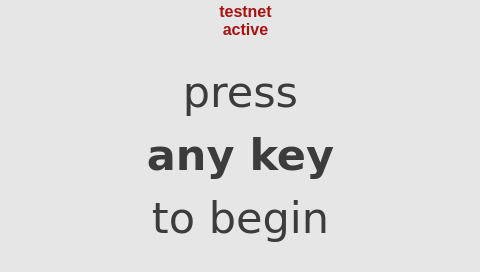
Above: xbterminal/gui/ui.ui from alexykot/xbterminal-firmware before the change. Below: the same form after it.
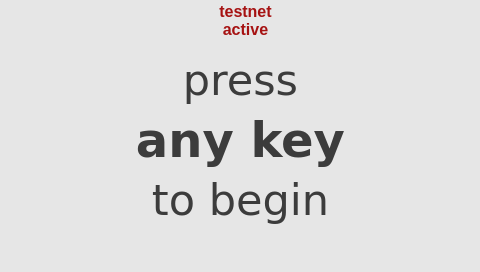
That is the form after the change. The open tabs and pages were chosen to show the change. Icons and pictures are not drawn.

```diff
--- a/xbterminal/gui/ui.ui
+++ b/xbterminal/gui/ui.ui
@@ -730,7 +730,7 @@
        <x>60</x>
        <y>10</y>
        <width>361</width>
-       <height>211</height>
+       <height>61</height>
       </rect>
      </property>
      <property name="palette">
@@ -777,7 +777,145 @@
       </font>
      </property>
      <property name="text">
-      <string>&lt;html&gt;&lt;head/&gt;&lt;body&gt;&lt;p align=&quot;center&quot;&gt;press&lt;/p&gt;&lt;p align=&quot;center&quot;&gt;&lt;span style=&quot; font-weight:600;&quot;&gt;any key&lt;/span&gt;&lt;/p&gt;&lt;p align=&quot;center&quot;&gt;to begin&lt;/p&gt;&lt;/body&gt;&lt;/html&gt;</string>
+      <string>press</string>
+     </property>
+     <property name="textFormat">
+      <enum>Qt::AutoText</enum>
+     </property>
+     <property name="alignment">
+      <set>Qt::AlignCenter</set>
+     </property>
+     <property name="wordWrap">
+      <bool>true</bool>
+     </property>
+    </widget>
+    <widget class="QLabel" name="idle_lbl_2">
+     <property name="geometry">
+      <rect>
+       <x>60</x>
+       <y>70</y>
+       <width>361</width>
+       <height>61</height>
+      </rect>
+     </property>
+     <property name="palette">
+      <palette>
+       <active>
+        <colorrole role="WindowText">
+         <brush brushstyle="SolidPattern">
+          <color alpha="255">
+           <red>60</red>
+           <green>60</green>
+           <blue>60</blue>
+          </color>
+         </brush>
+        </colorrole>
+       </active>
+       <inactive>
+        <colorrole role="WindowText">
+         <brush brushstyle="SolidPattern">
+          <color alpha="255">
+           <red>60</red>
+           <green>60</green>
+           <blue>60</blue>
+          </color>
+         </brush>
+        </colorrole>
+       </inactive>
+       <disabled>
+        <colorrole role="WindowText">
+         <brush brushstyle="SolidPattern">
+          <color alpha="255">
+           <red>106</red>
+           <green>104</green>
+           <blue>100</blue>
+          </color>
+         </brush>
+        </colorrole>
+       </disabled>
+      </palette>
+     </property>
+     <property name="font">
+      <font>
+       <family>Arial</family>
+       <pointsize>36</pointsize>
+       <weight>75</weight>
+       <bold>true</bold>
+      </font>
+     </property>
+     <property name="text">
+      <string>any key</string>
+     </property>
+     <property name="textFormat">
+      <enum>Qt::AutoText</enum>
+     </property>
+     <property name="alignment">
+      <set>Qt::AlignCenter</set>
+     </property>
+     <property name="wordWrap">
+      <bool>true</bool>
+     </property>
+    </widget>
+    <widget class="QLabel" name="idle_lbl_3">
+     <property name="geometry">
+      <rect>
+       <x>60</x>
+       <y>130</y>
+       <width>361</width>
+       <height>61</height>
+      </rect>
+     </property>
+     <property name="palette">
+      <palette>
+       <active>
+        <colorrole role="WindowText">
+         <brush brushstyle="SolidPattern">
+          <color alpha="255">
+           <red>60</red>
+           <green>60</green>
+           <blue>60</blue>
+          </color>
+         </brush>
+        </colorrole>
+       </active>
+       <inactive>
+        <colorrole role="WindowText">
+         <brush brushstyle="SolidPattern">
+          <color alpha="255">
+           <red>60</red>
+           <green>60</green>
+           <blue>60</blue>
+          </color>
+         </brush>
+        </colorrole>
+       </inactive>
+       <disabled>
+        <colorrole role="WindowText">
+         <brush brushstyle="SolidPattern">
+          <color alpha="255">
+           <red>106</red>
+           <green>104</green>
+           <blue>100</blue>
+          </color>
+         </brush>
+        </colorrole>
+       </disabled>
+      </palette>
+     </property>
+     <property name="font">
+      <font>
+       <family>Arial</family>
+       <pointsize>32</pointsize>
+      </font>
+     </property>
+     <property name="text">
+      <string>to begin</string>
+     </property>
+     <property name="textFormat">
+      <enum>Qt::AutoText</enum>
+     </property>
+     <property name="alignment">
+      <set>Qt::AlignCenter</set>
      </property>
      <property name="wordWrap">
       <bool>true</bool>
```
Left out of the diff: 294 changed lines with no effect on the pictures.
